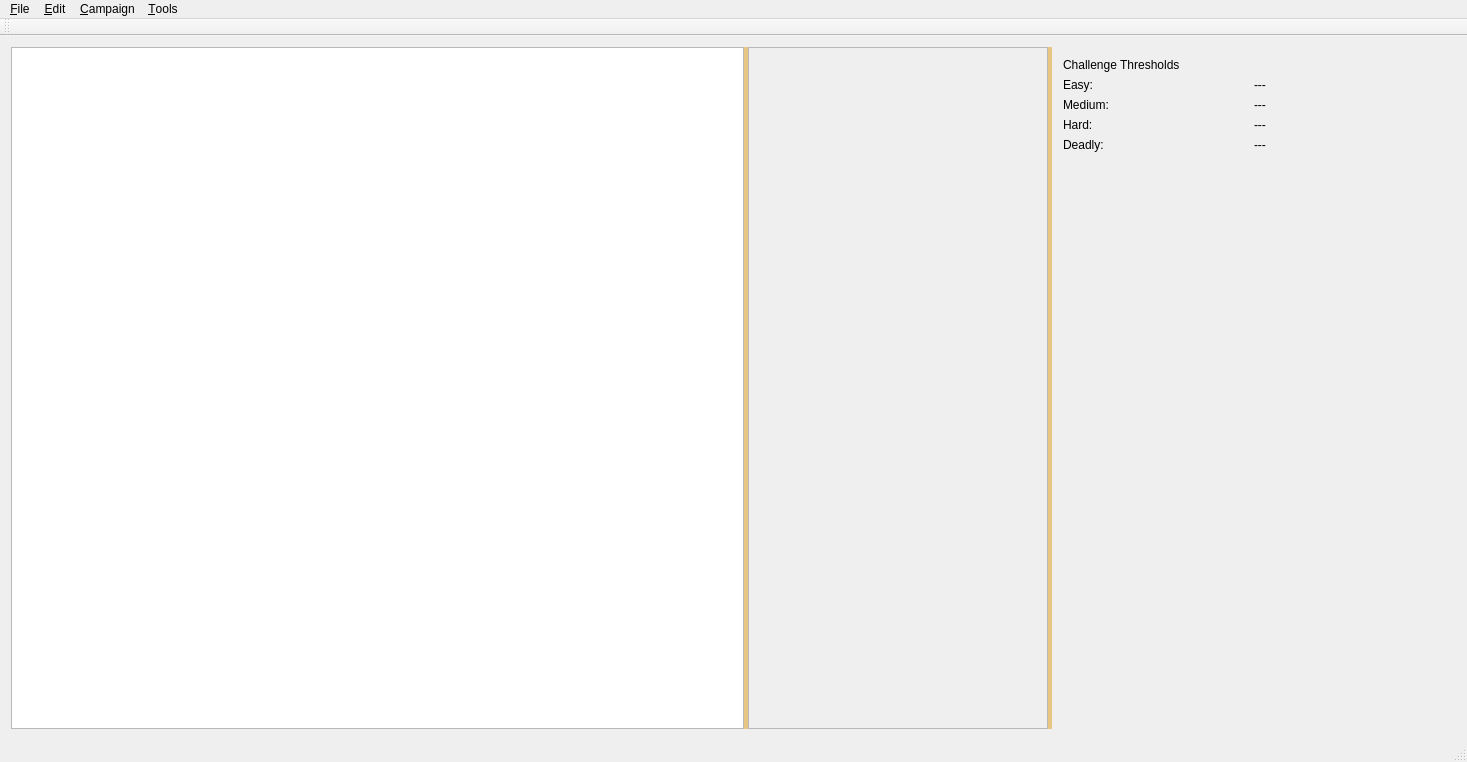
MMetze/DMHelper, file DMHelper/src/mainwindow.ui: the form before one commit.
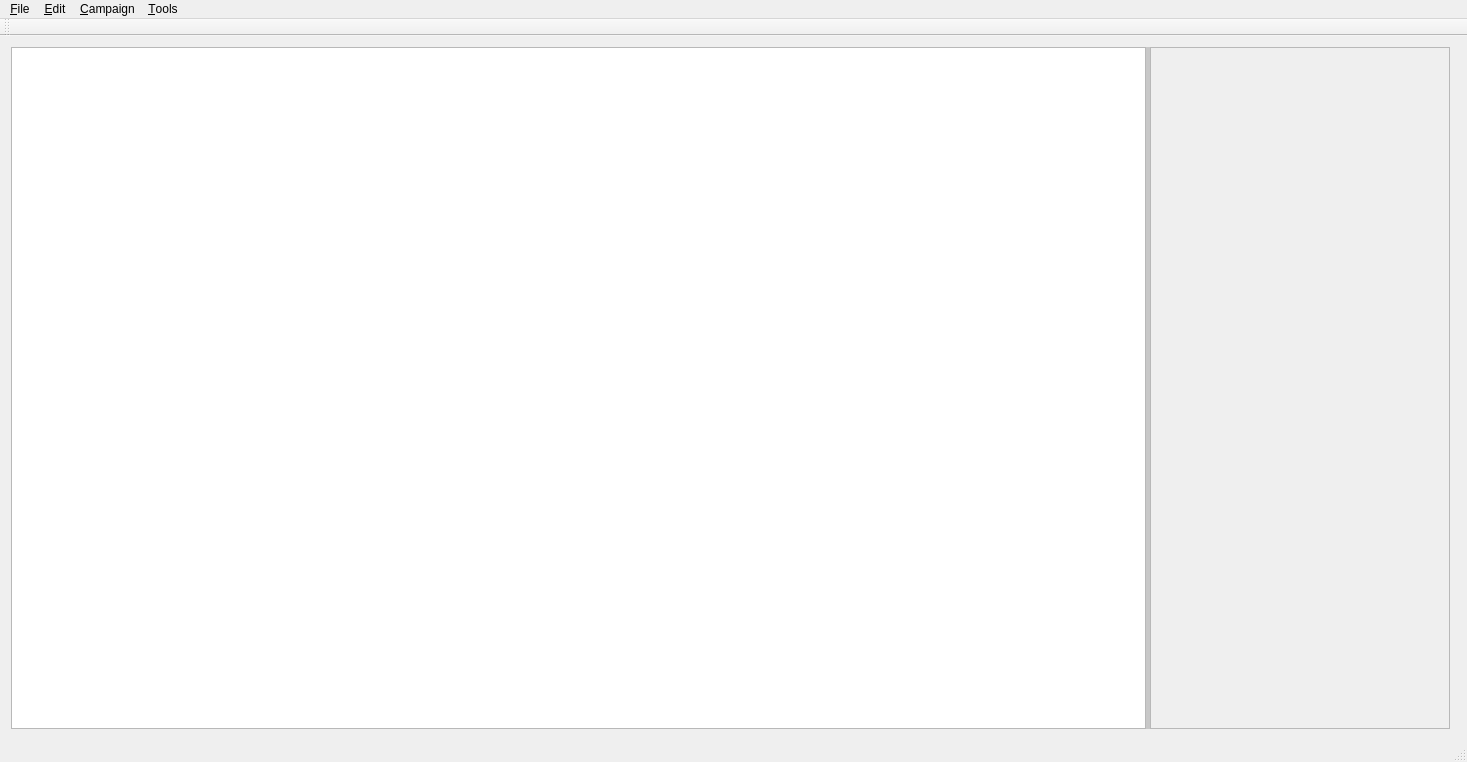
The form after the commit. Icons and pictures are not drawn. Custom widgets are drawn as their Qt base class.

The edit to the form file:
```diff
--- a/DMHelper/src/mainwindow.ui
+++ b/DMHelper/src/mainwindow.ui
@@ -33,16 +33,19 @@
 QToolBar{background-image: url(:/img/data/parchment.jpg);}
 QStatusBar{background-image: url(:/img/data/parchment.jpg);}
 QMainWindow{background-image: url(:/img/data/parchment.jpg);}
-QSplitter:handle{background: rgb(232, 199, 130);}
-QScrollArea{background: rgb(247, 230, 174);}
-QScrollBar{background: rgb(247, 230, 174);}
+QSplitter:handle{background: rgb(200, 200, 200);}
+QScrollArea{background: rgb(200, 200, 200);}
+QScrollBar{background: rgb(200, 200, 200);}
 QComboBox{background-image: url(:/img/data/parchment.jpg);}</string>
   </property>
   <widget class="QWidget" name="centralWidget">
    <property name="styleSheet">
     <string notr="true">background-image: url(:/img/data/parchment.jpg);</string>
    </property>
-   <layout class="QGridLayout" name="gridLayout">
+   <layout class="QGridLayout" name="gridLayout" columnstretch="0,0">
+    <item row="0" column="1">
+     <widget class="ScrollOverlayWidget" name="scrollWidget" native="true"/>
+    </item>
     <item row="0" column="0">
      <widget class="QSplitter" name="splitter">
       <property name="orientation">
@@ -57,7 +60,7 @@
        </property>
        <property name="minimumSize">
         <size>
-         <width>350</width>
+         <width>300</width>
          <height>0</height>
         </size>
        </property>
@@ -101,105 +104,6 @@
        </property>
        <widget class="QWidget" name="page"/>
       </widget>
-      <widget class="QWidget" name="layoutWidget">
-       <layout class="QVBoxLayout" name="verticalLayout">
-        <property name="sizeConstraint">
-         <enum>QLayout::SetMinimumSize</enum>
-        </property>
-        <item>
-         <widget class="QLabel" name="label">
-          <property name="text">
-           <string>Challenge Thresholds</string>
-          </property>
-         </widget>
-        </item>
-        <item>
-         <layout class="QHBoxLayout" name="horizontalLayout_4">
-          <item>
-           <widget class="QLabel" name="label_7">
-            <property name="text">
-             <string>Easy:</string>
-            </property>
-           </widget>
-          </item>
-          <item>
-           <widget class="QLabel" name="lblEasy">
-            <property name="text">
-             <string>---</string>
-            </property>
-           </widget>
-          </item>
-         </layout>
-        </item>
-        <item>
-         <layout class="QHBoxLayout" name="horizontalLayout_5">
-          <item>
-           <widget class="QLabel" name="label_9">
-            <property name="text">
-             <string>Medium:</string>
-            </property>
-           </widget>
-          </item>
-          <item>
-           <widget class="QLabel" name="lblMedium">
-            <property name="text">
-             <string>---</string>
-            </property>
-           </widget>
-          </item>
-         </layout>
-        </item>
-        <item>
-         <layout class="QHBoxLayout" name="horizontalLayout_2">
-          <item>
-           <widget class="QLabel" name="label_3">
-            <property name="text">
-             <string>Hard:</string>
-            </property>
-           </widget>
-          </item>
-          <item>
-           <widget class="QLabel" name="lblHard">
-            <property name="text">
-             <string>---</string>
-            </property>
-           </widget>
-          </item>
-         </layout>
-        </item>
-        <item>
-         <layout class="QHBoxLayout" name="horizontalLayout_3">
-          <item>
-           <widget class="QLabel" name="label_5">
-            <property name="text">
-             <string>Deadly:</string>
-            </property>
-           </widget>
-          </item>
-          <item>
-           <widget class="QLabel" name="lblDeadly">
-            <property name="text">
-             <string>---</string>
-            </property>
-           </widget>
-          </item>
-         </layout>
-        </item>
-        <item>
-         <spacer name="verticalSpacer">
-          <property name="orientation">
-           <enum>Qt::Vertical</enum>
-          </property>
-          <property name="sizeHint" stdset="0">
-           <size>
-            <width>20</width>
-            <height>40</height>
-           </size>
-          </property>
-         </spacer>
-        </item>
-       </layout>
-      </widget>
      </widget>
     </item>
     <item row="0" column="1">
```
Left out of the diff: 19 changed lines with no effect on the pictures.
